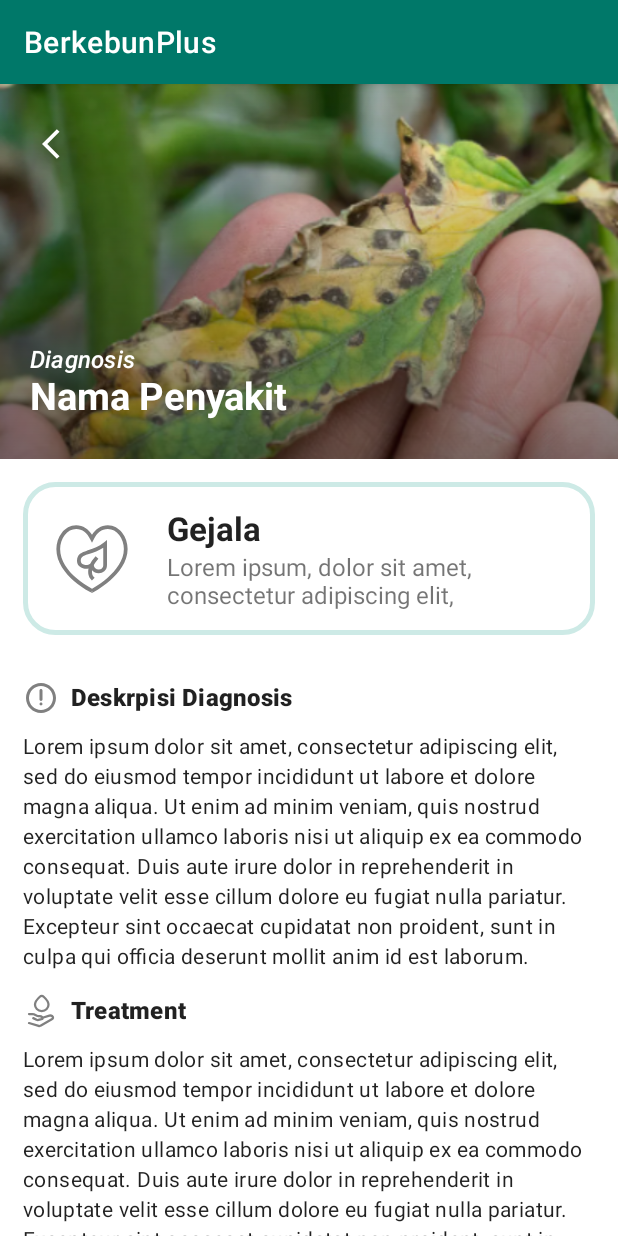
After one commit to CP-Berkebun/Mobile-Development, an Android app: the ResultScanActivity screen opened directly, with no data from a screen before it, on a phone screen of 412 x 824 dp. The commit adds this screen. Run offline under Robolectric (Android 15) with nearby library versions, the phone set to English and light mode, and no system bars.

Commit message:
add slicing ui result scan page

```diff
--- a/app/src/main/AndroidManifest.xml
+++ b/app/src/main/AndroidManifest.xml
@@ -15,6 +15,9 @@
         android:theme="@style/Theme.BerkebunPlus"
         tools:targetApi="31">
         <activity
+            android:name=".ui.resultscan.ResultScanActivity"
+            android:exported="false" />
+        <activity
             android:name=".MainActivity"
             android:exported="true"
             android:label="@string/app_name">
--- a/app/src/main/java/com/capstone/berkebunplus/ui/diagnosis/DiagnosisFragment.kt
+++ b/app/src/main/java/com/capstone/berkebunplus/ui/diagnosis/DiagnosisFragment.kt
@@ -22,17 +22,8 @@ class DiagnosisFragment : Fragment() {
         container: ViewGroup?,
         savedInstanceState: Bundle?
     ): View {
-        val dashboardViewModel =
-            ViewModelProvider(this)[DiagnosisViewModel::class.java]
-
         _binding = FragmentDiagnosisBinding.inflate(inflater, container, false)
-        val root: View = binding.root
-
-        val textView: TextView = binding.textDashboard
-        dashboardViewModel.text.observe(viewLifecycleOwner) {
-            textView.text = it
-        }
-        return root
+        return binding.root
     }
 
     override fun onDestroyView() {
--- /dev/null
+++ b/app/src/main/java/com/capstone/berkebunplus/ui/resultscan/ResultScanActivity.kt
@@ -0,0 +1,12 @@
+package com.capstone.berkebunplus.ui.resultscan
+
+import androidx.appcompat.app.AppCompatActivity
+import android.os.Bundle
+import com.capstone.berkebunplus.R
+
+class ResultScanActivity : AppCompatActivity() {
+    override fun onCreate(savedInstanceState: Bundle?) {
+        super.onCreate(savedInstanceState)
+        setContentView(R.layout.activity_result_scan)
+    }
+}
--- /dev/null
+++ b/app/src/main/res/drawable/bg_stroke.xml
@@ -0,0 +1,6 @@
+<!-- res/drawable/linear_layout_stroke.xml -->
+<shape xmlns:android="http://schemas.android.com/apk/res/android" android:shape="rectangle">
+    <solid android:color="@android:color/transparent" />
+    <stroke android:width="3dp" android:color="@color/grey" />
+    <corners android:radius="20dp" />
+</shape>
--- /dev/null
+++ b/app/src/main/res/drawable/ic_arrow_back_ios.xml
@@ -0,0 +1,5 @@
+<vector android:autoMirrored="true" android:height="24dp"
+    android:tint="#FFFFFF" android:viewportHeight="24"
+    android:viewportWidth="24" android:width="24dp" xmlns:android="http://schemas.android.com/apk/res/android">
+    <path android:fillColor="@android:color/white" android:pathData="M11.67,3.87L9.9,2.1 0,12l9.9,9.9 1.77,-1.77L3.54,12z"/>
+</vector>
--- /dev/null
+++ b/app/src/main/res/drawable/ic_clouds.xml
@@ -0,0 +1,9 @@
+<vector xmlns:android="http://schemas.android.com/apk/res/android"
+    android:width="70dp"
+    android:height="57dp"
+    android:viewportWidth="70"
+    android:viewportHeight="57">
+  <path
+      android:pathData="M62.912,35.623C62.934,35.416 63,35.219 63,35.011C63,31.15 59.861,28.011 56,28.011C54.622,28.011 53.353,28.427 52.27,29.105C50.345,24.861 46.091,21.886 41.125,21.886C34.366,21.886 28.875,27.366 28.875,34.136C28.875,34.464 28.952,34.77 28.973,35.088C23.548,35.492 19.25,39.977 19.25,45.511C19.25,51.308 23.953,56.011 29.75,56.011H59.5C65.297,56.011 70,51.308 70,45.511C70,40.906 67.025,37.045 62.912,35.623ZM15.837,33.152C11.058,28.372 11.058,20.606 15.837,15.837C20.617,11.058 28.383,11.058 33.162,15.837C34.223,16.898 35.011,18.123 35.602,19.414C36.673,19.009 37.8,18.758 38.959,18.594L42.219,8.87C42.656,7.569 41.42,6.344 40.119,6.77L30.516,9.975L25.977,0.919C25.375,-0.306 23.625,-0.306 23.013,0.919L18.484,9.975L8.87,6.77C7.58,6.344 6.344,7.58 6.77,8.87L9.975,18.473L0.919,23.013C-0.306,23.625 -0.306,25.364 0.919,25.977L9.975,30.505L6.77,40.108C6.333,41.409 7.569,42.634 8.87,42.208L17.194,39.441C17.861,38.084 18.725,36.848 19.775,35.777C18.342,35.186 16.997,34.311 15.837,33.152ZM15.313,24.489C15.313,28.952 18.517,32.67 22.739,33.491C23.614,32.977 24.522,32.528 25.495,32.211C26.086,27.366 28.886,23.188 32.867,20.727C31.423,17.544 28.219,15.313 24.5,15.313C19.436,15.313 15.313,19.425 15.313,24.489Z"
+      android:fillColor="#00B39C"/>
+</vector>
--- /dev/null
+++ b/app/src/main/res/drawable/ic_healthcare_outline.xml
@@ -0,0 +1,17 @@
+<vector xmlns:android="http://schemas.android.com/apk/res/android"
+    android:width="35dp"
+    android:height="35dp"
+    android:viewportWidth="35"
+    android:viewportHeight="35">
+  <path
+      android:pathData="M23.333,10.095V19.832C23.333,20.89 22.934,21.728 22.277,22.284C21.636,22.826 20.809,23.05 20.018,23.016C19.104,22.978 18.148,22.581 17.507,21.84C17.341,23.174 17.818,24.062 18.035,24.296L18.53,24.83L17.461,25.822L16.966,25.288C16.372,24.647 15.735,23.139 16.142,21.168C15.519,21.298 14.875,21.3 14.25,21.172C13.596,21.034 12.953,20.735 12.466,20.234C11.967,19.722 11.667,19.031 11.667,18.2C11.667,17.001 12.095,16.135 12.86,15.502C13.567,14.917 14.527,14.565 15.498,14.251C15.726,14.178 15.958,14.104 16.196,14.03C18.047,13.449 20.151,12.788 22.133,11.111L23.333,10.095ZM18.201,19.787C18.508,19.224 18.93,18.621 19.5,17.988L19.989,17.446L18.904,16.47L18.416,17.012C17.694,17.814 17.168,18.594 16.794,19.335C16.246,19.737 15.364,19.917 14.552,19.745C14.112,19.652 13.753,19.466 13.511,19.217C13.28,18.981 13.125,18.657 13.125,18.199C13.125,17.407 13.38,16.963 13.789,16.624C14.255,16.239 14.959,15.958 15.948,15.638C16.163,15.569 16.388,15.498 16.623,15.424C18.139,14.951 20.021,14.363 21.875,13.126V19.832C21.875,20.499 21.637,20.915 21.336,21.17C21.018,21.438 20.568,21.58 20.079,21.559C19.111,21.519 18.249,20.885 18.201,19.787Z"
+      android:fillColor="#808080"
+      android:fillType="evenOdd"/>
+  <path
+      android:pathData="M17.5,29.896L17.182,30.552L17.179,30.551L17.17,30.546L17.139,30.531L17.022,30.473C16.922,30.422 16.776,30.346 16.591,30.247C14.406,29.064 12.352,27.654 10.462,26.041C7.134,23.177 3.646,18.931 3.646,13.653C3.646,11.281 4.431,8.983 5.776,7.265C7.125,5.544 9.065,4.375 11.348,4.375C14.058,4.375 16.115,5.911 17.5,8.078C18.885,5.912 20.942,4.375 23.653,4.375C25.935,4.375 27.875,5.544 29.224,7.266C30.57,8.983 31.354,11.28 31.354,13.654C31.354,18.731 27.86,22.978 24.543,25.883C22.527,27.635 20.331,29.169 17.993,30.459L17.877,30.521L17.846,30.538L17.838,30.543L17.834,30.544L17.5,29.896ZM6.924,8.164C5.79,9.613 5.104,11.589 5.104,13.653C5.104,18.277 8.178,22.153 11.413,24.935C13.283,26.531 15.321,27.918 17.491,29.073L17.705,28.953C19.797,27.762 21.765,26.366 23.582,24.787C26.827,21.943 29.896,18.069 29.896,13.652C29.896,11.589 29.21,9.613 28.076,8.164C26.946,6.721 25.4,5.833 23.653,5.833C21.236,5.833 19.365,7.413 18.155,9.887L17.5,11.227L16.845,9.889C15.635,7.413 13.764,5.833 11.347,5.833C9.6,5.833 8.054,6.721 6.924,8.164Z"
+      android:fillColor="#808080"
+      android:fillType="evenOdd"/>
+  <path
+      android:pathData="M17.5,29.896L17.834,30.544L17.51,30.71L17.182,30.552L17.5,29.896Z"
+      android:fillColor="#808080"/>
+</vector>
--- /dev/null
+++ b/app/src/main/res/drawable/ic_hugeicons_medicine_syrup.xml
@@ -0,0 +1,20 @@
+<vector xmlns:android="http://schemas.android.com/apk/res/android"
+    android:width="24dp"
+    android:height="24dp"
+    android:viewportWidth="24"
+    android:viewportHeight="24">
+  <path
+      android:pathData="M9.5,15.75C9.5,17.407 10.75,18 12,18C13.25,18 14.5,17.407 14.5,15.75C14.5,14.093 12,12 12,12C12,12 9.5,14.093 9.5,15.75ZM9.068,2H14.932C15.852,2 16.314,2 16.6,2.293C17.133,2.839 17.133,5.161 16.6,5.707C16.313,6 15.853,6 14.932,6H9.068C8.148,6 7.687,6 7.4,5.707C6.867,5.161 6.867,2.839 7.4,2.293C7.686,2 8.147,2 9.068,2Z"
+      android:strokeLineJoin="round"
+      android:strokeWidth="1.5"
+      android:fillColor="#00000000"
+      android:strokeColor="#808080"
+      android:strokeLineCap="round"/>
+  <path
+      android:pathData="M8,6C8.113,6.213 8.215,6.432 8.306,6.656C8.457,7.071 8.515,7.513 8.475,7.953C8.435,8.392 8.299,8.817 8.076,9.198C7.947,9.402 7.807,9.599 7.658,9.788L7.255,10.327C6.805,10.927 6.58,11.227 6.417,11.556C6.252,11.888 6.134,12.241 6.067,12.606C6,12.965 6,13.34 6,14.092V16C6,18.828 6,20.243 6.879,21.121C7.757,22 9.172,22 12,22C14.828,22 16.243,22 17.121,21.121C18,20.243 18,18.828 18,16V14.092C18,13.342 18,12.966 17.933,12.605C17.866,12.241 17.748,11.887 17.583,11.555C17.42,11.227 17.195,10.927 16.745,10.327L16.342,9.789C16.192,9.6 16.052,9.403 15.923,9.199C15.7,8.818 15.564,8.393 15.524,7.953C15.484,7.514 15.542,7.071 15.693,6.656C15.753,6.495 15.835,6.33 16,6"
+      android:strokeLineJoin="round"
+      android:strokeWidth="1.5"
+      android:fillColor="#00000000"
+      android:strokeColor="#808080"
+      android:strokeLineCap="round"/>
+</vector>
--- /dev/null
+++ b/app/src/main/res/drawable/ic_hugeicons_treatment.xml
@@ -0,0 +1,20 @@
+<vector xmlns:android="http://schemas.android.com/apk/res/android"
+    android:width="24dp"
+    android:height="24dp"
+    android:viewportWidth="24"
+    android:viewportHeight="24">
+  <path
+      android:pathData="M4,14H6.395C6.689,14 6.979,14.066 7.242,14.194L9.284,15.182C9.547,15.309 9.837,15.375 10.132,15.375H11.174C12.182,15.375 13,16.166 13,17.142C13,17.182 12.973,17.216 12.934,17.227L10.393,17.93C9.937,18.056 9.451,18.012 9.025,17.806L6.842,16.75M8,7.839C8,5.747 9.896,3.679 11.226,2.486C11.576,2.172 12.03,1.999 12.5,1.999C12.97,1.999 13.424,2.172 13.774,2.486C15.104,3.68 17,5.746 17,7.84C17,9.89 15.296,12 12.5,12C9.704,12 8,9.89 8,7.839Z"
+      android:strokeLineJoin="round"
+      android:strokeWidth="1.5"
+      android:fillColor="#00000000"
+      android:strokeColor="#808080"
+      android:strokeLineCap="round"/>
+  <path
+      android:pathData="M13,16.5L17.593,15.089C17.993,14.966 18.421,14.973 18.817,15.108C19.213,15.243 19.556,15.5 19.797,15.842C20.166,16.352 20.016,17.084 19.478,17.394L11.963,21.731C11.728,21.867 11.468,21.954 11.198,21.986C10.929,22.018 10.655,21.995 10.395,21.918L4,20.02"
+      android:strokeLineJoin="round"
+      android:strokeWidth="1.5"
+      android:fillColor="#00000000"
+      android:strokeColor="#808080"
+      android:strokeLineCap="round"/>
+</vector>
--- /dev/null
+++ b/app/src/main/res/drawable/ic_mingcute_warning_line.xml
@@ -0,0 +1,9 @@
+<vector xmlns:android="http://schemas.android.com/apk/res/android"
+    android:width="24dp"
+    android:height="24dp"
+    android:viewportWidth="24"
+    android:viewportHeight="24">
+  <path
+      android:pathData="M12,2C17.523,2 22,6.477 22,12C22,17.523 17.523,22 12,22C6.477,22 2,17.523 2,12C2,6.477 6.477,2 12,2ZM12,4C9.878,4 7.843,4.843 6.343,6.343C4.843,7.843 4,9.878 4,12C4,14.122 4.843,16.157 6.343,17.657C7.843,19.157 9.878,20 12,20C14.122,20 16.157,19.157 17.657,17.657C19.157,16.157 20,14.122 20,12C20,9.878 19.157,7.843 17.657,6.343C16.157,4.843 14.122,4 12,4ZM12,15C12.265,15 12.52,15.105 12.707,15.293C12.895,15.48 13,15.735 13,16C13,16.265 12.895,16.52 12.707,16.707C12.52,16.895 12.265,17 12,17C11.735,17 11.48,16.895 11.293,16.707C11.105,16.52 11,16.265 11,16C11,15.735 11.105,15.48 11.293,15.293C11.48,15.105 11.735,15 12,15ZM12,6C12.265,6 12.52,6.105 12.707,6.293C12.895,6.48 13,6.735 13,7V13C13,13.265 12.895,13.52 12.707,13.707C12.52,13.895 12.265,14 12,14C11.735,14 11.48,13.895 11.293,13.707C11.105,13.52 11,13.265 11,13V7C11,6.735 11.105,6.48 11.293,6.293C11.48,6.105 11.735,6 12,6Z"
+      android:fillColor="#808080"/>
+</vector>
--- /dev/null
+++ b/app/src/main/res/drawable/shadow_overlay.xml
@@ -0,0 +1,11 @@
+<!-- res/drawable/shadow_overlay.xml -->
+<layer-list xmlns:android="http://schemas.android.com/apk/res/android">
+    <item>
+        <shape android:shape="rectangle">
+            <gradient
+                android:startColor="#00000000"
+                android:endColor="#80000000"
+                android:angle="270" />
+        </shape>
+    </item>
+</layer-list>
--- /dev/null
+++ b/app/src/main/res/layout/activity_result_scan.xml
@@ -0,0 +1,183 @@
+<?xml version="1.0" encoding="utf-8"?>
+<androidx.coordinatorlayout.widget.CoordinatorLayout
+    xmlns:android="http://schemas.android.com/apk/res/android"
+    xmlns:app="http://schemas.android.com/apk/res-auto"
+    xmlns:tools="http://schemas.android.com/tools"
+    android:layout_width="match_parent"
+    android:layout_height="match_parent"
+    tools:context=".ui.resultscan.ResultScanActivity">
+
+    <com.google.android.material.appbar.AppBarLayout
+        android:layout_width="match_parent"
+        android:layout_height="250dp"
+        android:theme="@style/ThemeOverlay.AppCompat.Dark.ActionBar">
+
+        <com.google.android.material.appbar.CollapsingToolbarLayout
+            android:layout_width="match_parent"
+            android:layout_height="match_parent"
+            app:layout_scrollFlags="scroll|exitUntilCollapsed"
+            app:contentScrim="?attr/colorPrimary">
+
+            <ImageView
+                android:id="@+id/iv_diagnosis_result_image"
+                android:layout_width="match_parent"
+                android:layout_height="match_parent"
+                android:scaleType="centerCrop"
+                android:src="@drawable/img_sample_disease"
+                android:contentDescription="@string/codes_result_image_scan"
+                app:layout_collapseMode="parallax"
+                app:layout_collapseParallaxMultiplier="0.7"
+                android:foreground="@drawable/shadow_overlay" />
+
+            <ImageButton
+                android:id="@+id/btn_back_result"
+                android:layout_width="48dp"
+                android:layout_height="48dp"
+                android:layout_marginTop="16dp"
+                android:layout_marginStart="16dp"
+                android:src="@drawable/ic_arrow_back_ios"
+                android:background="@null"
+                android:scaleType="center"
+                app:layout_constraintTop_toTopOf="parent"
+                app:layout_constraintStart_toStartOf="parent"
+                app:layout_constraintEnd_toEndOf="parent"
+                android:contentDescription="@string/codes_arrow_back_result_activity" />
+
+            <TextView
+                style="@style/TextContent.TitleMedium"
+                android:text="@string/title_diagnosis"
+                android:textStyle="italic"
+                android:layout_marginBottom="56dp"
+                android:layout_marginStart="20dp"
+                android:layout_gravity="start|bottom"/>
+
+            <TextView
+                android:id="@+id/tv_diagnosis_result_name"
+                style="@style/TextContent.TitleLarge.Bold"
+                android:text="@string/txt_result_scan_name"
+                android:textSize="25sp"
+                android:textStyle="bold"
+                android:layout_marginBottom="25dp"
+                android:layout_marginStart="20dp"
+                android:layout_gravity="start|bottom"/>
+
+        </com.google.android.material.appbar.CollapsingToolbarLayout>
+    </com.google.android.material.appbar.AppBarLayout>
+
+    <androidx.core.widget.NestedScrollView
+        android:layout_width="match_parent"
+        android:layout_height="match_parent"
+        android:layout_marginTop="0dp"
+        app:layout_behavior="@string/appbar_scrolling_view_behavior">
+
+        <LinearLayout
+            android:layout_width="match_parent"
+            android:layout_height="wrap_content"
+            android:orientation="vertical"
+            android:padding="15dp">
+
+            <LinearLayout
+                android:layout_width="match_parent"
+                android:layout_height="wrap_content"
+                android:background="@drawable/bg_stroke"
+                android:orientation="vertical">
+
+                <androidx.constraintlayout.widget.ConstraintLayout
+                    android:layout_width="match_parent"
+                    android:layout_height="wrap_content"
+                    android:padding="16dp">
+
+                    <ImageView
+                        android:id="@+id/imageView"
+                        android:layout_width="60dp"
+                        android:layout_height="60dp"
+                        android:src="@drawable/ic_healthcare_outline"
+                        app:layout_constraintBottom_toBottomOf="parent"
+                        app:layout_constraintStart_toStartOf="parent"
+                        app:layout_constraintTop_toTopOf="parent"
+                        android:contentDescription="@string/codes_symptoms" />
+
+                    <TextView
+                        android:id="@+id/textView2"
+                        style="@style/TextContent.TitleLarge.Bold"
+                        android:layout_marginStart="20dp"
+                        android:text="@string/txt_result_scan_symptoms"
+                        app:layout_constraintStart_toEndOf="@+id/imageView"
+                        app:layout_constraintTop_toTopOf="parent" />
+
+                    <TextView
+                        android:id="@+id/result_label2"
+                        android:layout_width="0dp"
+                        android:layout_height="wrap_content"
+                        android:text="@string/txt_result_scan_list_symptoms"
+                        android:textSize="16sp"
+                        app:layout_constraintEnd_toEndOf="parent"
+                        app:layout_constraintStart_toStartOf="@+id/textView2"
+                        app:layout_constraintTop_toBottomOf="@+id/textView2" />
+
+                </androidx.constraintlayout.widget.ConstraintLayout>
+            </LinearLayout>
+
+
+            <LinearLayout
+                android:layout_width="match_parent"
+                android:layout_height="wrap_content"
+                android:orientation="vertical"
+                android:layout_marginVertical="20dp"
+                app:layout_constraintBottom_toBottomOf="parent"
+                app:layout_constraintTop_toTopOf="parent">
+
+                <TextView
+                    style="@style/TextContent.HeadingMedium.Bold"
+                    android:layout_marginStart="0dp"
+                    android:layout_marginVertical="10dp"
+                    android:drawablePadding="8dp"
+                    android:text="@string/txt_heading_diagnosis_description"
+                    app:drawableStartCompat="@drawable/ic_mingcute_warning_line"/>
+
+                <TextView
+                    android:id="@+id/tv_diagnosis_description"
+                    style="@style/TextContent.BodyMedium"
+                    android:layout_marginBottom="5dp"
+                    android:text="@string/txt_result_scan_lorem" />
+
+                <TextView
+                    style="@style/TextContent.HeadingMedium.Bold"
+                    android:layout_marginStart="0dp"
+                    android:layout_marginVertical="10dp"
+                    android:drawablePadding="8dp"
+                    android:text="@string/txt_heading_treatment"
+                    app:drawableStartCompat="@drawable/ic_hugeicons_treatment" />
+
+                <TextView
+                    android:id="@+id/tv_diagnosis_treatment"
+                    style="@style/TextContent.BodyMedium"
+                    android:layout_marginBottom="5dp"
+                    android:text="@string/txt_result_scan_lorem" />
+
+                <TextView
+                    style="@style/TextContent.HeadingMedium.Bold"
+                    android:layout_marginStart="0dp"
+                    android:layout_marginVertical="10dp"
+                    android:drawablePadding="8dp"
+                    android:text="@string/txt_heading_medicine_recommendation"
+                    app:drawableStartCompat="@drawable/ic_hugeicons_medicine_syrup"/>
+
+                <TextView
+                    android:id="@+id/tv_medicine_recommendation"
+                    style="@style/TextContent.BodyMedium"
+                    android:layout_marginBottom="5dp"
+                    android:text="@string/txt_result_scan_lorem" />
+
+                <Button
+                    android:id="@+id/btn_add_to_favorite"
+                    style="@style/CustomButtonStyle"
+                    android:layout_width="match_parent"
+                    android:layout_height="wrap_content"
+                    android:layout_marginTop="15dp"
+                    android:text="@string/txt_button_add_to_favorite" />
+            </LinearLayout>
+
+        </LinearLayout>
+    </androidx.core.widget.NestedScrollView>
+</androidx.coordinatorlayout.widget.CoordinatorLayout>
--- a/app/src/main/res/layout/fragment_home.xml
+++ b/app/src/main/res/layout/fragment_home.xml
@@ -134,7 +134,7 @@
                                 android:layout_height="80dp"
                                 android:layout_marginEnd="35dp"
                                 android:contentDescription="@string/codes_weather"
-                                android:src="@drawable/ic_plant_hand"
+                                android:src="@drawable/ic_clouds"
                                 app:layout_constraintBottom_toBottomOf="@+id/linearLayout5"
                                 app:layout_constraintEnd_toEndOf="parent"
                                 app:layout_constraintTop_toTopOf="@+id/linearLayout5" />
--- a/app/src/main/res/values/colors.xml
+++ b/app/src/main/res/values/colors.xml
@@ -3,7 +3,7 @@
     <color name="strong_cyan">#00B39C</color>
     <color name="dark_cyan">#007869</color>
     <color name="lime_green">#34A853</color>
-
+    <color name="grey">#CDEAE6</color>
     <color name="purple_200">#FFBB86FC</color>
     <color name="purple_500">#FF6200EE</color>
     <color name="purple_700">#FF3700B3</color>
--- a/app/src/main/res/values/strings.xml
+++ b/app/src/main/res/values/strings.xml
@@ -7,9 +7,15 @@
 
     <string name="codes_farmer">This is icon of farmer</string>
     <string name="codes_weather">This is icon of weather</string>
+    <string name="codes_result_image_scan">This is result image of plant disease</string>
+    <string name="codes_arrow_back_result_activity">This is arrow back from result scan activity</string>
+    <string name="codes_symptoms">This is icon of symptoms</string>
 
     <string name="txt_heading_heal_your_plants">Sembuhkan Tanaman Kamu</string>
     <string name="txt_heading_soon_feature">Soon</string>
+    <string name="txt_heading_diagnosis_description">Deskrpisi Diagnosis</string>
+    <string name="txt_heading_treatment">Treatment</string>
+    <string name="txt_heading_medicine_recommendation">Rekomendasi Obat</string>
 
     <string name="txt_hallo">Hallo, Pak Tani\nSelamat Datang</string>
     <string name="txt_city_country">City, ID</string>
@@ -18,9 +24,9 @@
     <string name="txt_humidity">Humidity</string>
     <string name="txt_wind_speed">Wind Speed</string>
     <string name="txt_pressure">Pressure</string>
-    <string name="txt_scan_image">Scan Gambar</string>
-    <string name="txt_see_diagnosis">Lihat Diagnosis</string>
-    <string name="txt_medicine_recommendation">Rekomendasi Obat</string>
+    <string name="txt_scan_image">Scan\nGambar</string>
+    <string name="txt_see_diagnosis">Lihat\nDiagnosis</string>
+    <string name="txt_medicine_recommendation">Rekomendasi\nObat</string>
     <string name="txt_button_scan_image">Ambil Gambar</string>
     <string name="txt_fertilizer_calculator">Kalkulator\nPupuk</string>
     <string name="txt_pest_disease"><![CDATA[Penyakit &\n Hama]]></string>
@@ -32,4 +38,12 @@
     <string name="result_info_humidity">%1$d%%</string>
     <string name="result_info_pressure">%1$d hPa</string>
 
+    <string name="txt_result_scan_name">Nama Penyakit</string>
+    <string name="txt_result_scan_symptoms">Gejala</string>
+    <string name="txt_result_scan_lorem">Lorem ipsum dolor sit amet, consectetur adipiscing elit, sed do eiusmod tempor incididunt ut labore et dolore magna aliqua. Ut enim ad minim veniam, quis nostrud exercitation ullamco laboris nisi ut aliquip ex ea commodo consequat. Duis aute irure dolor in reprehenderit in voluptate velit esse cillum dolore eu fugiat nulla pariatur. Excepteur sint occaecat cupidatat non proident, sunt in culpa qui officia deserunt mollit anim id est laborum.</string>
+    <string name="txt_result_scan_list_symptoms">Lorem ipsum, dolor sit amet, consectetur adipiscing elit,</string>
+    <string name="txt_button_add_to_favorite">Simpan Hasil</string>
+
+
+
 </resources>
--- a/app/src/main/res/values/themes.xml
+++ b/app/src/main/res/values/themes.xml
@@ -35,6 +35,23 @@
         <item name="android:textStyle">bold</item>
     </style>
 
+    <!-- Custom Style for Title Content. -->
+    <style name="TextContent.TitleMedium">
+        <item name="android:textAppearance">@style/TextAppearance.Material3.TitleMedium</item>
+    </style>
+
+    <style name="TextContent.TitleMedium.Bold">
+        <item name="android:textStyle">bold</item>
+    </style>
+
+    <style name="TextContent.TitleLarge">
+        <item name="android:textAppearance">@style/TextAppearance.Material3.TitleLarge</item>
+    </style>
+
+    <style name="TextContent.TitleLarge.Bold">
+        <item name="android:textStyle">bold</item>
+    </style>
+
     <!-- Custom Style for Body Content. -->
     <style name="TextContent.BodySmall">
         <item name="android:textAppearance">@style/TextAppearance.Material3.BodySmall</item>
```
Also changed, not shown: app/src/main/res/drawable/img_sample_disease.png (added).
